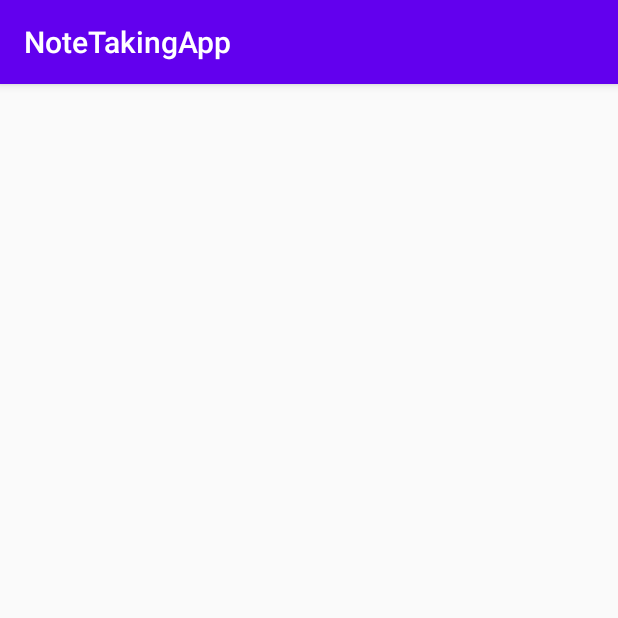
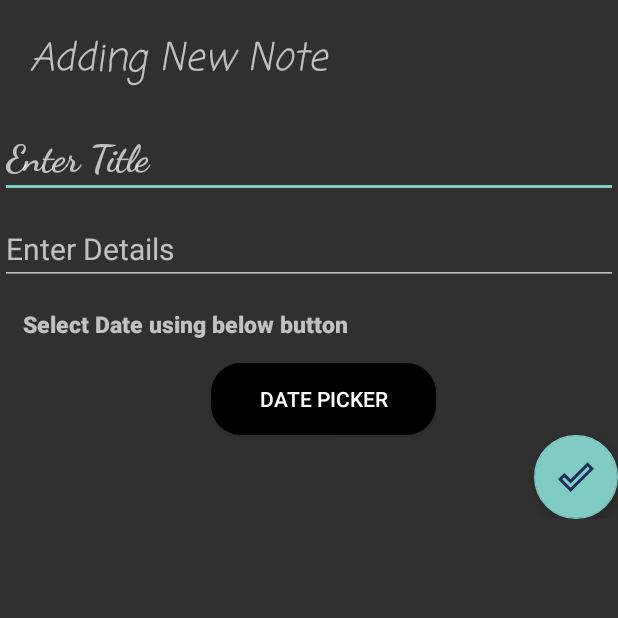
Before and after one commit to awc15/Note-Taking-Application-Android, an Android app: the AddNote screen opened directly, with no data from a screen before it, on a phone screen of 412 x 824 dp, the top half of it. Run offline under Robolectric (Android 15) with nearby library versions, the phone set to English and light mode, and no system bars.

Commit message:
Add Note Class completed other than db

```diff
--- a/app/src/main/AndroidManifest.xml
+++ b/app/src/main/AndroidManifest.xml
@@ -9,8 +9,12 @@
         android:roundIcon="@mipmap/ic_launcher_round"
         android:supportsRtl="true"
         android:theme="@style/AppTheme">
-        <activity android:name=".AddNote"></activity>
-        <activity android:name=".MainActivity">
+        <activity
+            android:screenOrientation="portrait"
+            android:name=".AddNote"
+            android:theme="@style/Theme.AppCompat.NoActionBar"></activity>
+        <activity android:name=".MainActivity"
+            android:screenOrientation="portrait">
             <intent-filter>
                 <action android:name="android.intent.action.MAIN" />
 
--- a/app/src/main/java/com/example/notetakingapp/AddNote.java
+++ b/app/src/main/java/com/example/notetakingapp/AddNote.java
@@ -1,14 +1,75 @@
 package com.example.notetakingapp;
 
 import androidx.appcompat.app.AppCompatActivity;
+import androidx.fragment.app.DialogFragment;
 
+import android.app.DatePickerDialog;
+import android.content.Intent;
 import android.os.Bundle;
+import android.text.Editable;
+import android.view.View;
+import android.widget.Button;
+import android.widget.EditText;
+import android.widget.TextView;
 
-public class AddNote extends AppCompatActivity {
+import com.google.android.material.floatingactionbutton.FloatingActionButton;
+import com.google.android.material.snackbar.BaseTransientBottomBar;
+import com.google.android.material.snackbar.Snackbar;
+
+import java.text.DateFormat;
+import java.util.Calendar;
+
+public class AddNote extends AppCompatActivity implements DatePickerDialog.OnDateSetListener {
+
+    EditText title, detail;
+    FloatingActionButton Fab;
+    Button btnDate;
+    TextView date;
+    boolean dateSelected = false;
 
     @Override
     protected void onCreate(Bundle savedInstanceState) {
         super.onCreate(savedInstanceState);
         setContentView(R.layout.activity_add_note);
+        title = findViewById(R.id.editTextTitle);
+        detail = findViewById(R.id.editTextDetail);
+        btnDate = findViewById(R.id.dateBtn);
+        date = findViewById(R.id.dateText);
+        Fab = findViewById(R.id.addNoteFab);
+        btnDate.setOnClickListener(new View.OnClickListener() {
+            @Override
+            public void onClick(View view) {
+
+                DialogFragment dateTimePicker = new DatePicker();
+                dateTimePicker.show(getSupportFragmentManager(), "Set Date & Time");
+            }
+        });
+        Fab.setOnClickListener(new View.OnClickListener() {
+            @Override
+            public void onClick(View view) {
+
+                if (title.getText().toString().trim().length() > 0 &&
+                        detail.getText().toString().trim().length() > 0 &&
+                        dateSelected) {
+                    finish();
+                    startActivity(new Intent(getApplicationContext(), MainActivity.class));
+                } else {
+
+                    Snackbar.make(view, "Kindly fill all fields", BaseTransientBottomBar.LENGTH_SHORT).show();
+                }
+            }
+        });
+    }
+
+    @Override
+    public void onDateSet(android.widget.DatePicker datePicker, int year, int month, int day) {
+
+        dateSelected = true;
+        Calendar calendar = Calendar.getInstance();
+        calendar.set(Calendar.YEAR, year);
+        calendar.set(Calendar.MONTH, month);
+        calendar.set(Calendar.DAY_OF_MONTH, day);
+        String CurrentDate = DateFormat.getDateInstance().format(calendar.getTime());
+        date.setText(CurrentDate);
     }
 }
--- /dev/null
+++ b/app/src/main/java/com/example/notetakingapp/DatePicker.java
@@ -0,0 +1,24 @@
+package com.example.notetakingapp;
+
+import android.app.DatePickerDialog;
+import android.app.Dialog;
+import android.os.Bundle;
+
+import androidx.annotation.NonNull;
+import androidx.annotation.Nullable;
+import androidx.fragment.app.DialogFragment;
+
+import java.util.Calendar;
+
+public class DatePicker extends DialogFragment {
+
+    @NonNull
+    @Override
+    public Dialog onCreateDialog(@Nullable Bundle savedInstanceState) {
+        Calendar calendar = Calendar.getInstance();
+        int year = calendar.get(Calendar.YEAR);
+        int month = calendar.get(Calendar.MONTH);
+        int day = calendar.get(Calendar.DAY_OF_MONTH);
+        return new DatePickerDialog(getActivity(), (DatePickerDialog.OnDateSetListener) getActivity(),year , month,day );
+    }
+}
--- a/app/src/main/java/com/example/notetakingapp/MainActivity.java
+++ b/app/src/main/java/com/example/notetakingapp/MainActivity.java
@@ -38,6 +38,7 @@ public class MainActivity extends AppCompatActivity {
                 .setPositiveButton(android.R.string.yes, new DialogInterface.OnClickListener() {
 
                     public void onClick(DialogInterface arg0, int arg1) {
+                        finishAffinity();
                         MainActivity.super.onBackPressed();
                     }
                 }).create().show();
--- /dev/null
+++ b/app/src/main/res/drawable/ic_done.xml
@@ -0,0 +1,5 @@
+<vector android:alpha="0.89" android:height="24dp"
+    android:tint="#11194D" android:viewportHeight="24"
+    android:viewportWidth="24" android:width="24dp" xmlns:android="http://schemas.android.com/apk/res/android">
+    <path android:fillColor="@android:color/white" android:pathData="M19.77,5.03l1.4,1.4L8.43,19.17l-5.6,-5.6 1.4,-1.4 4.2,4.2L19.77,5.03m0,-2.83L8.43,13.54l-4.2,-4.2L0,13.57 8.43,22 24,6.43 19.77,2.2z"/>
+</vector>
--- /dev/null
+++ b/app/src/main/res/drawable/rounded_button.xml
@@ -0,0 +1,9 @@
+<?xml version="1.0" encoding="utf-8"?>
+<shape xmlns:android="http://schemas.android.com/apk/res/android">
+    android:shape="rectangle">
+    <solid android:color="#000000" />
+    <corners android:bottomRightRadius="20dp"
+        android:bottomLeftRadius="20dp"
+        android:topRightRadius="20dp"
+        android:topLeftRadius="20dp"/>
+</shape>
--- a/app/src/main/res/layout/activity_add_note.xml
+++ b/app/src/main/res/layout/activity_add_note.xml
@@ -1,9 +1,68 @@
 <?xml version="1.0" encoding="utf-8"?>
-<androidx.constraintlayout.widget.ConstraintLayout xmlns:android="http://schemas.android.com/apk/res/android"
-    xmlns:app="http://schemas.android.com/apk/res-auto"
+<ScrollView xmlns:android="http://schemas.android.com/apk/res/android"
     xmlns:tools="http://schemas.android.com/tools"
     android:layout_width="match_parent"
     android:layout_height="match_parent"
+    android:orientation="vertical"
     tools:context=".AddNote">
 
-</androidx.constraintlayout.widget.ConstraintLayout>
+    <LinearLayout
+        android:layout_width="match_parent"
+        android:layout_height="match_parent"
+        android:orientation="vertical">
+
+        <TextView
+            android:layout_width="match_parent"
+            android:layout_height="wrap_content"
+            android:layout_margin="20dp"
+            android:fontFamily="casual"
+            android:text="Adding New Note"
+            android:textSize="25sp"
+            android:textStyle="italic" />
+
+        <EditText
+            android:id="@+id/editTextTitle"
+            android:layout_width="match_parent"
+            android:layout_height="wrap_content"
+            android:fontFamily="cursive"
+            android:hint="Enter Title"
+            android:textSize="25sp"
+            android:textStyle="bold" />
+
+        <EditText
+            android:id="@+id/editTextDetail"
+            android:layout_width="match_parent"
+            android:layout_height="wrap_content"
+            android:layout_marginTop="10dp"
+            android:hint="Enter Details"
+            android:inputType="textMultiLine"
+            android:textSize="20sp" />
+
+        <TextView
+            android:id="@+id/dateText"
+            android:layout_width="match_parent"
+            android:layout_height="wrap_content"
+            android:layout_margin="5dp"
+            android:fontFamily="sans-serif-black"
+            android:padding="10dp"
+            android:text="Select Date using below button"
+            android:textSize="15dp" />
+
+        <Button
+            android:id="@+id/dateBtn"
+            android:layout_width="150dp"
+            android:layout_height="wrap_content"
+            android:layout_marginLeft="10dp"
+            android:background="@drawable/rounded_button"
+            android:text="Date Picker"
+            android:layout_gravity="center"></Button>
+
+        <com.google.android.material.floatingactionbutton.FloatingActionButton
+            android:id="@+id/addNoteFab"
+            android:layout_width="wrap_content"
+            android:layout_height="wrap_content"
+            android:layout_gravity="end"
+            android:src="@drawable/ic_done" />
+
+    </LinearLayout>
+</ScrollView>
--- a/app/src/main/res/values/styles.xml
+++ b/app/src/main/res/values/styles.xml
@@ -1,10 +1,12 @@
-<resources>
+<resources xmlns:tools="http://schemas.android.com/tools">
     <!-- Base application theme. -->
     <style name="AppTheme" parent="Theme.AppCompat.Light.DarkActionBar">
         <!-- Customize your theme here. -->
         <item name="colorPrimary">@color/colorPrimary</item>
         <item name="colorPrimaryDark">@color/colorPrimaryDark</item>
         <item name="colorAccent">@color/colorAccent</item>
+        <item name="fontFamily">casual</item>
+        <item name="fontFamily" tools:ignore="DuplicateDefinition">monospace</item>
     </style>
 
 </resources>
```
